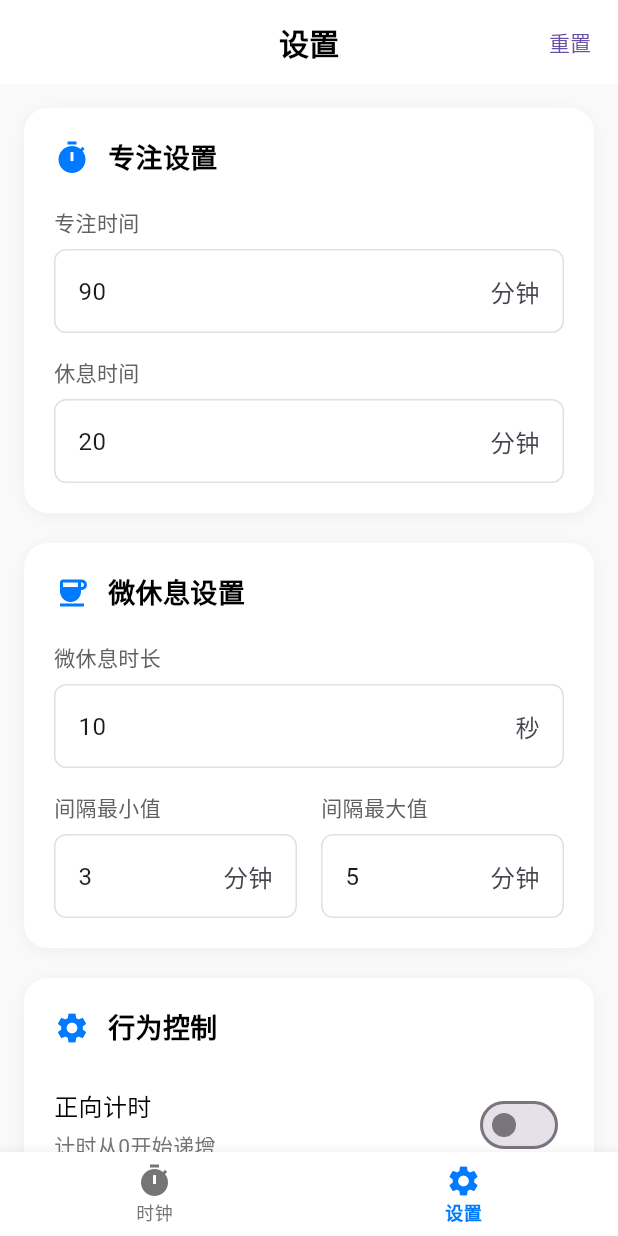
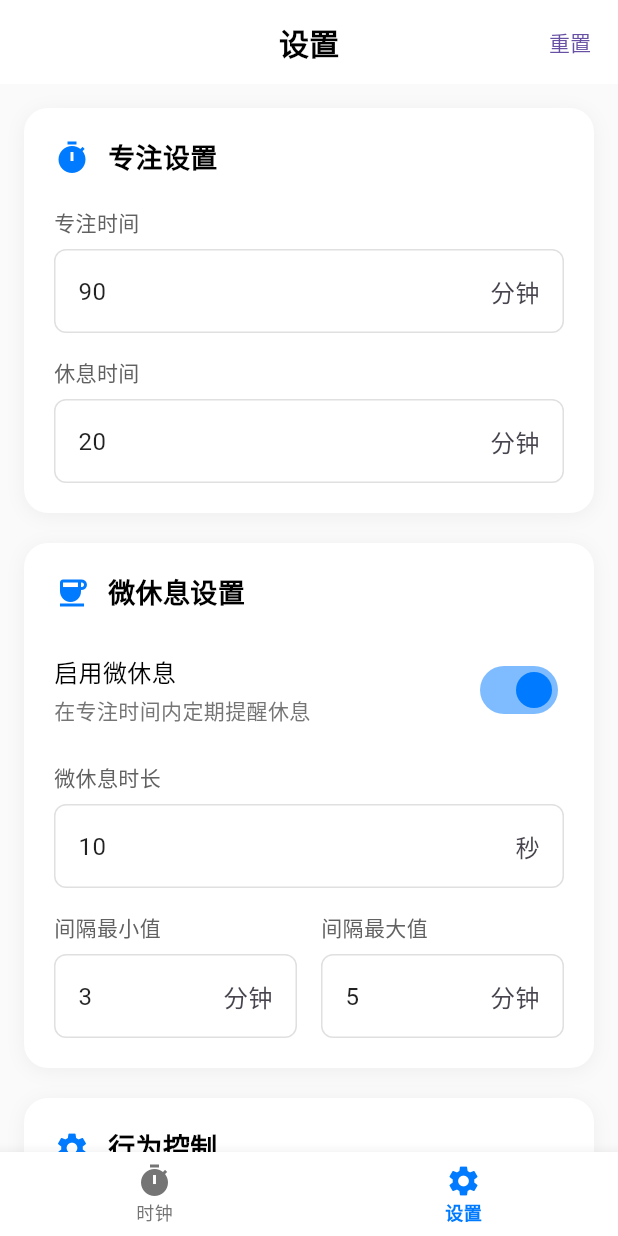
Before and after one commit to Merack/time_machine, a Flutter app: the screen it shows after launch, item 2 of the bottom bar chosen, after a tap on "重置", on a phone screen of 412 x 824 dp. Run offline on Flutter 3.47's test engine with Material 3 defaults, Android fonts, the phone set to English and light mode, and no system bars; our stand-ins replace audioplayers, get; missing offline and left inert: mmkv; statements that could not run were skipped.

Commit message:
feat: add micro break toggle and improve settings UX
- Added support for enabling/disabling micro break feature
- Improved focus loss handling logic in settings page for better UX
- Minor UI refinements to HomegaPage layout

```diff
--- a/lib/config/storage_keys.dart
+++ b/lib/config/storage_keys.dart
@@ -6,6 +6,7 @@ class StorageKeys {
   // 计时器设置相关
   static const String focusTimeMinutes = 'focus_time_minutes';
   static const String bigBreakTimeMinutes = 'big_break_time_minutes';
+  static const String microBreakEnabled = 'micro_break_enabled';
   static const String microBreakTimeSeconds = 'micro_break_time_seconds';
   static const String microBreakIntervalMinMinutes = 'micro_break_interval_min_minutes';
   static const String microBreakIntervalMaxMinutes = 'micro_break_interval_max_minutes';
@@ -17,6 +18,7 @@ class StorageKeys {
   // 默认值
   static const int defaultFocusTimeMinutes = 90;
   static const int defaultBigBreakTimeMinutes = 20;
+  static const bool defaultMicroBreakEnabled = true; // 默认启用微休息
   static const int defaultMicroBreakTimeSeconds = 10;
   static const int defaultMicroBreakIntervalMinMinutes = 3;
   static const int defaultMicroBreakIntervalMaxMinutes = 5;
--- a/lib/page/home/controller.dart
+++ b/lib/page/home/controller.dart
@@ -40,6 +40,11 @@ class HomeController extends GetxController {
       StorageKeys.bigBreakTimeMinutes,
       defaultValue: StorageKeys.defaultBigBreakTimeMinutes,
     ) * 60; // 转换为秒
+
+    state.microBreakEnabled.value = _storage.decodeBool(
+      StorageKeys.microBreakEnabled,
+      defaultValue: StorageKeys.defaultMicroBreakEnabled,
+    );
 
     state.microBreakTimeSeconds.value = _storage.decodeInt(
       StorageKeys.microBreakTimeSeconds,
@@ -161,6 +166,11 @@ class HomeController extends GetxController {
 
   /// 处理微休息到来时间和微休息期间倒计时
   void _startMicroBreakCountdown() {
+    // 检查微休息是否启用
+    if (!state.microBreakEnabled.value) {
+      return;
+    }
+
     // 不启用微休息的逻辑
     if (state.microBreakTimeSeconds.value == 0) {
       return;
--- a/lib/page/home/state.dart
+++ b/lib/page/home/state.dart
@@ -43,6 +43,7 @@ class HomeState {
   // 设置默认值
   var focusTimeSeconds = (90 * 60).obs; // 默认90分钟
   var bigBreakTimeSeconds = (20 * 60).obs; // 默认20分钟
+  var microBreakEnabled = true.obs; // 默认启用微休息
   var microBreakTimeSeconds = 10.obs; // 默认10秒
   var minMicroBreakInterval = (3 * 60).obs; // 默认3分钟
   var maxMicroBreakInterval = (5 * 60).obs; // 默认5分钟
--- a/lib/page/home/view.dart
+++ b/lib/page/home/view.dart
@@ -9,60 +9,17 @@ import 'widgets/timer_display_widget.dart';
 import 'widgets/control_buttons_widget.dart';
 
 class HomePage extends StatelessWidget {
-  HomePage({super.key});
-
-  final HomeController controller = Get.put(HomeController());
-  final HomeState state = Get.find<HomeController>().state;
+  const HomePage({super.key});
 
   @override
   Widget build(BuildContext context) {
-    return Scaffold(
-      backgroundColor: Colors.grey[50],
-      appBar: AppBar(
-        title: const Text(
-          '专注计时器',
-          style: TextStyle(
-            fontSize: 20,
-            fontWeight: FontWeight.w600,
-          ),
-        ),
-        backgroundColor: Colors.white,
-        foregroundColor: Colors.black,
-        elevation: 0,
-        centerTitle: true,
-      ),
-      body: SafeArea(
-        child: Padding(
-          padding: const EdgeInsets.all(24.0),
-          child: Column(
-            children: [
-              // 周期统计
-              _buildCycleCounter(),
-
-              const SizedBox(height: 40),
-
-              // 主要计时器区域
-              Expanded(
-                child: Center(
-                  child: _buildTimerSection(),
-                ),
-              ),
-
-              const SizedBox(height: 20),
-
-              // 控制按钮
-              _buildControlButtons(),
-
-              const SizedBox(height: 50),
-            ],
-          ),
-        ),
-      ),
-    );
-  }
-
-  /// 构建周期计数器
-  Widget _buildCycleCounter() {
+    // 使用Get.find避免重复创建，如果不存在则创建
+    final controller = Get.isRegistered<HomeController>()
+        ? Get.find<HomeController>()
+        : Get.put(HomeController());
+    final state = controller.state;
+    // 构建周期计数器
+    Widget buildCycleCounter() {
       return Obx(() => Container(
         padding: const EdgeInsets.symmetric(horizontal: 20, vertical: 12),
         decoration: BoxDecoration(
@@ -79,12 +36,14 @@ class HomePage extends StatelessWidget {
         child: Row(
           mainAxisSize: MainAxisSize.min,
           children: [
+            if (state.completedCycles.value > 0) ...[
               Icon(
                 Icons.check_circle,
                 color: Colors.green[600],
                 size: 20,
               ),
               const SizedBox(width: 8),
+            ],
             Text(
               '已完成 ${state.completedCycles.value} 个时钟',
               style: TextStyle(
@@ -98,8 +57,8 @@ class HomePage extends StatelessWidget {
       ));
     }
 
-  /// 构建计时器主要区域
-  Widget _buildTimerSection() {
+    // 构建计时器主要区域
+    Widget buildTimerSection() {
       return Obx(() {
         // 根据状态选择进度条颜色
         Color progressColor;
@@ -147,8 +106,8 @@ class HomePage extends StatelessWidget {
       });
     }
 
-  /// 构建控制按钮
-  Widget _buildControlButtons() {
+    // 构建控制按钮
+    Widget buildControlButtons() {
       return Obx(() => ControlButtonsWidget(
         isRunning: state.isRunning.value,
         onPlayPause: controller.toggleTimer,
@@ -156,4 +115,49 @@ class HomePage extends StatelessWidget {
         onSkip: AppConfig.isDebug ? controller.skipCurrentPhase : null,
       ));
     }
+
+    return Scaffold(
+      backgroundColor: Colors.grey[50],
+      appBar: AppBar(
+        title: const Text(
+          '专注计时器',
+          style: TextStyle(
+            fontSize: 20,
+            fontWeight: FontWeight.w600,
+          ),
+        ),
+        backgroundColor: Colors.white,
+        foregroundColor: Colors.black,
+        elevation: 0,
+        centerTitle: true,
+      ),
+      body: SafeArea(
+        child: Padding(
+          padding: const EdgeInsets.all(24.0),
+          child: Column(
+            children: [
+              // 周期统计
+              buildCycleCounter(),
+
+              const SizedBox(height: 40),
+
+              // 主要计时器区域
+              Expanded(
+                child: Center(
+                  child: buildTimerSection(),
+                ),
+              ),
+
+              const SizedBox(height: 20),
+
+              // 控制按钮
+              buildControlButtons(),
+
+              const SizedBox(height: 50),
+            ],
+          ),
+        ),
+      ),
+    );
   }
+}
--- a/lib/page/main/state.dart
+++ b/lib/page/main/state.dart
@@ -6,8 +6,11 @@ import '../setting/view.dart';
 class MainState{
   var currentIndex = 0;
 
-  final List<Widget> pages = [
-    HomePage(),
-    SettingPage(),
+  // 使用懒加载和const构造函数优化页面创建
+  static final List<Widget> _pages = [
+    const HomePage(),
+    const SettingPage(),
   ];
+
+  List<Widget> get pages => _pages;
 }
--- a/lib/page/main/view.dart
+++ b/lib/page/main/view.dart
@@ -9,10 +9,14 @@ class MainPage extends StatelessWidget {
 
   @override
   Widget build(BuildContext context) {
+    // 使用Get.find避免重复创建，如果不存在则创建
+    final controller = Get.isRegistered<MainController>()
+        ? Get.find<MainController>()
+        : Get.put(MainController());
+
     return Scaffold(
       body: GetBuilder<MainController>(
-        init: MainController(),
-        builder: (controller) {
+        builder: (_) {
           return IndexedStack(
             index: controller.state.currentIndex,
             children: controller.state.pages,
@@ -27,12 +31,10 @@ class MainPage extends StatelessWidget {
           splashFactory: NoSplash.splashFactory,
         ),
         child: GetBuilder<MainController>(
-          builder: (controller) {
+          builder: (ctrl) {
             return BottomNavigationBar(
-              currentIndex: controller.state.currentIndex,
-              onTap: (index) {
-                controller.updateIndex(index);
-              },
+              currentIndex: ctrl.state.currentIndex,
+              onTap: ctrl.updateIndex,
               type: BottomNavigationBarType.fixed,
               backgroundColor: Colors.white,
               selectedItemColor: const Color(0xFF007AFF),
--- a/lib/page/setting/controller.dart
+++ b/lib/page/setting/controller.dart
@@ -33,6 +33,11 @@ class SettingController extends GetxController {
     state.bigBreakTimeMinutes.value = _storage.decodeInt(
       StorageKeys.bigBreakTimeMinutes,
       defaultValue: StorageKeys.defaultBigBreakTimeMinutes,
+    );
+
+    state.microBreakEnabled.value = _storage.decodeBool(
+      StorageKeys.microBreakEnabled,
+      defaultValue: StorageKeys.defaultMicroBreakEnabled,
     );
 
     state.microBreakTimeSeconds.value = _storage.decodeInt(
@@ -79,6 +84,7 @@ class SettingController extends GetxController {
 
     _storage.encodeInt(StorageKeys.focusTimeMinutes, state.focusTimeMinutes.value);
     _storage.encodeInt(StorageKeys.bigBreakTimeMinutes, state.bigBreakTimeMinutes.value);
+    _storage.encodeBool(StorageKeys.microBreakEnabled, state.microBreakEnabled.value);
     _storage.encodeInt(StorageKeys.microBreakTimeSeconds, state.microBreakTimeSeconds.value);
     _storage.encodeInt(StorageKeys.microBreakIntervalMinMinutes, state.microBreakIntervalMinMinutes.value);
     _storage.encodeInt(StorageKeys.microBreakIntervalMaxMinutes, state.microBreakIntervalMaxMinutes.value);
@@ -106,6 +112,7 @@ class SettingController extends GetxController {
   void resetToDefaults() {
     state.focusTimeMinutes.value = StorageKeys.defaultFocusTimeMinutes;
     state.bigBreakTimeMinutes.value = StorageKeys.defaultBigBreakTimeMinutes;
+    state.microBreakEnabled.value = StorageKeys.defaultMicroBreakEnabled;
     state.microBreakTimeSeconds.value = StorageKeys.defaultMicroBreakTimeSeconds;
     state.microBreakIntervalMinMinutes.value = StorageKeys.defaultMicroBreakIntervalMinMinutes;
     state.microBreakIntervalMaxMinutes.value = StorageKeys.defaultMicroBreakIntervalMaxMinutes;
@@ -173,4 +180,10 @@ class SettingController extends GetxController {
   void toggleProgressDirection(bool value) {
     state.isProgressForward.value = value;
   }
+
+  /// 切换微休息启用状态
+  void toggleMicroBreakEnabled(bool value) {
+    state.microBreakEnabled.value = value;
+    Get.log("当前microBreakEnabled: ${state.microBreakEnabled.value}");
+  }
 }
--- a/lib/page/setting/state.dart
+++ b/lib/page/setting/state.dart
@@ -8,6 +8,7 @@ class SettingState {
   var bigBreakTimeMinutes = StorageKeys.defaultBigBreakTimeMinutes.obs;
 
   // 微休息设置组
+  var microBreakEnabled = StorageKeys.defaultMicroBreakEnabled.obs;
   var microBreakTimeSeconds = StorageKeys.defaultMicroBreakTimeSeconds.obs;
   var microBreakIntervalMinMinutes = StorageKeys.defaultMicroBreakIntervalMinMinutes.obs;
   var microBreakIntervalMaxMinutes = StorageKeys.defaultMicroBreakIntervalMaxMinutes.obs;
@@ -80,10 +81,12 @@ class SettingState {
     }
 
     // 验证微休息时长
+    if (microBreakEnabled.value) {
       if (microBreakTimeSeconds.value < 0) {
         microBreakTimeError.value = '微休息时长必须大于或等于0秒';
         isValid = false;
-    } else if (bigBreakTimeMinutes.value != 0 && (microBreakTimeSeconds.value > bigBreakTimeMinutes.value * 60)) {
+      } else if (bigBreakTimeMinutes.value != 0
+          && (microBreakTimeSeconds.value > bigBreakTimeMinutes.value * 60)) {
         microBreakTimeError.value = '微休息时长不能大于长休息时间';
         isValid = false;
       }
@@ -110,6 +113,7 @@ class SettingState {
           duration: Duration(seconds: 2),
         );
       }
+    }
 
     return isValid;
   }
--- a/lib/page/setting/view.dart
+++ b/lib/page/setting/view.dart
@@ -6,13 +6,16 @@ import 'controller.dart';
 import 'state.dart';
 
 class SettingPage extends StatelessWidget {
-  SettingPage({super.key});
-
-  final SettingController controller = Get.put(SettingController());
-  final SettingState state = Get.find<SettingController>().state;
+  const SettingPage({super.key});
 
   @override
   Widget build(BuildContext context) {
+    // 使用Get.find避免重复创建，如果不存在则创建
+    final controller = Get.isRegistered<SettingController>()
+        ? Get.find<SettingController>()
+        : Get.put(SettingController());
+    final state = controller.state;
+
     return Scaffold(
       backgroundColor: Colors.grey[50],
       appBar: AppBar(
@@ -32,11 +35,15 @@ class SettingPage extends StatelessWidget {
         ],
       ),
       body: SafeArea(
-        child: SingleChildScrollView(
+        child: GestureDetector(
+          onTap: () {
+            // 点击页面任何地方都会触发当前聚焦输入框失去焦点
+            FocusScope.of(context).unfocus();
+          },
+          child: ListView(
             padding: const EdgeInsets.all(16.0),
-          child: Column(
             children: [
-              // 大休息设置组
+            // 专注设置组
             _buildSettingGroup(
               title: '专注设置',
               icon: Icons.timer,
@@ -44,17 +51,19 @@ class SettingPage extends StatelessWidget {
                 _buildTimeInputField(
                   label: '专注时间',
                   unit: '分钟',
-                    controller: state.focusTimeController,
+                  textController: state.focusTimeController,
                   errorObs: state.focusTimeError,
                   onChanged: controller.updateFocusTime,
+                  controller: controller,
                 ),
                 const SizedBox(height: 16),
                 _buildTimeInputField(
                   label: '休息时间',
                   unit: '分钟',
-                    controller: state.bigBreakTimeController,
+                  textController: state.bigBreakTimeController,
                   errorObs: state.bigBreakTimeError,
                   onChanged: controller.updateBigBreakTime,
+                  controller: controller,
                 ),
               ],
             ),
@@ -66,23 +75,35 @@ class SettingPage extends StatelessWidget {
               title: '微休息设置',
               icon: Icons.coffee,
               children: [
-                  _buildTimeInputField(
+                // 微休息开关
+                _buildSwitchTile(
+                  title: '启用微休息',
+                  subtitle: '在专注时间内定期提醒休息',
+                  valueObs: state.microBreakEnabled,
+                  onChanged: controller.toggleMicroBreakEnabled,
+                ),
+                const SizedBox(height: 16),
+                Obx(() => _buildTimeInputField(
                   label: '微休息时长',
                   unit: '秒',
-                    controller: state.microBreakTimeController,
+                  textController: state.microBreakTimeController,
                   errorObs: state.microBreakTimeError,
                   onChanged: controller.updateMicroBreakTime,
-                  ),
+                  controller: controller,
+                  enabled: state.microBreakEnabled.value,
+                )),
                 const SizedBox(height: 16),
-                  Row(
+                Obx(() => Row(
                   children: [
                     Expanded(
                       child: _buildTimeInputField(
                         label: '间隔最小值',
                         unit: '分钟',
-                          controller: state.microBreakIntervalMinController,
+                        textController: state.microBreakIntervalMinController,
                         errorObs: state.microBreakIntervalMinError,
                         onChanged: controller.updateMicroBreakIntervalMin,
+                        controller: controller,
+                        enabled: state.microBreakEnabled.value,
                       ),
                     ),
                     const SizedBox(width: 16),
@@ -90,13 +111,15 @@ class SettingPage extends StatelessWidget {
                       child: _buildTimeInputField(
                         label: '间隔最大值',
                         unit: '分钟',
-                          controller: state.microBreakIntervalMaxController,
+                        textController: state.microBreakIntervalMaxController,
                         errorObs: state.microBreakIntervalMaxError,
                         onChanged: controller.updateMicroBreakIntervalMax,
+                        controller: controller,
+                        enabled: state.microBreakEnabled.value,
                       ),
                     ),
                   ],
-                  ),
+                )),
               ],
             ),
 
@@ -202,9 +225,11 @@ class SettingPage extends StatelessWidget {
   Widget _buildTimeInputField({
     required String label,
     required String unit,
-    required TextEditingController controller,
+    required TextEditingController textController,
     required RxString errorObs,
     required Function(String) onChanged,
+    required SettingController controller,
+    bool enabled = true,
   }) {
     return Column(
       crossAxisAlignment: CrossAxisAlignment.start,
@@ -221,13 +246,21 @@ class SettingPage extends StatelessWidget {
         Row(
           children: [
             Expanded(
+              child: Focus(
+                onFocusChange: (hasFocus) {
+                  if (!hasFocus) {
+                    // 当输入框失去焦点时进行验证
+                    controller.state.validateAll();
+                  }
+                },
                 child: TextFormField(
-                controller: controller,
+                  controller: textController,
+                  enabled: enabled,
                   keyboardType: TextInputType.number,
                   inputFormatters: [FilteringTextInputFormatter.digitsOnly,],
                   onChanged: onChanged,
                   decoration: InputDecoration(
-                  hintText: '请输入$label',
+                    hintText: enabled ? '请输入$label' : '已禁用',
                     suffixText: unit,
                     border: OutlineInputBorder(
                       borderRadius: BorderRadius.circular(8),
@@ -237,6 +270,10 @@ class SettingPage extends StatelessWidget {
                       borderRadius: BorderRadius.circular(8),
                       borderSide: BorderSide(color: Colors.grey[300]!),
                     ),
+                    disabledBorder: OutlineInputBorder(
+                      borderRadius: BorderRadius.circular(8),
+                      borderSide: BorderSide(color: Colors.grey[200]!),
+                    ),
                     focusedBorder: OutlineInputBorder(
                       borderRadius: BorderRadius.circular(8),
                       borderSide: const BorderSide(color: Color(0xFF007AFF)),
@@ -244,6 +281,12 @@ class SettingPage extends StatelessWidget {
                     contentPadding: const EdgeInsets.symmetric(
                       horizontal: 12,
                       vertical: 16,
+                    ),
+                    fillColor: enabled ? null : Colors.grey[100],
+                    filled: !enabled,
+                  ),
+                  style: TextStyle(
+                    color: enabled ? Colors.black87 : Colors.grey[500],
                   ),
                 ),
               ),
```
Lines whose indentation alone changed are shown as unchanged.
